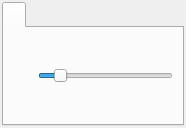
The window that ui/scenes_view_preferences_widget.ui (zkovari/plotlyst) describes before a commit, drawn with Qt 5.
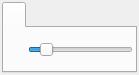
The same window after the commit.

What changed in the file:
```diff
--- a/ui/scenes_view_preferences_widget.ui
+++ b/ui/scenes_view_preferences_widget.ui
@@ -6,8 +6,8 @@
    <rect>
     <x>0</x>
     <y>0</y>
-    <width>186</width>
-    <height>128</height>
+    <width>139</width>
+    <height>75</height>
    </rect>
   </property>
   <property name="windowTitle">
@@ -39,6 +39,21 @@
        <string/>
       </attribute>
       <layout class="QHBoxLayout" name="horizontalLayout">
+       <property name="spacing">
+        <number>3</number>
+       </property>
+       <property name="leftMargin">
+        <number>2</number>
+       </property>
+       <property name="topMargin">
+        <number>2</number>
+       </property>
+       <property name="rightMargin">
+        <number>2</number>
+       </property>
+       <property name="bottomMargin">
+        <number>2</number>
+       </property>
        <item>
         <widget class="QToolButton" name="btnCardsWidth">
          <property name="styleSheet">
```
